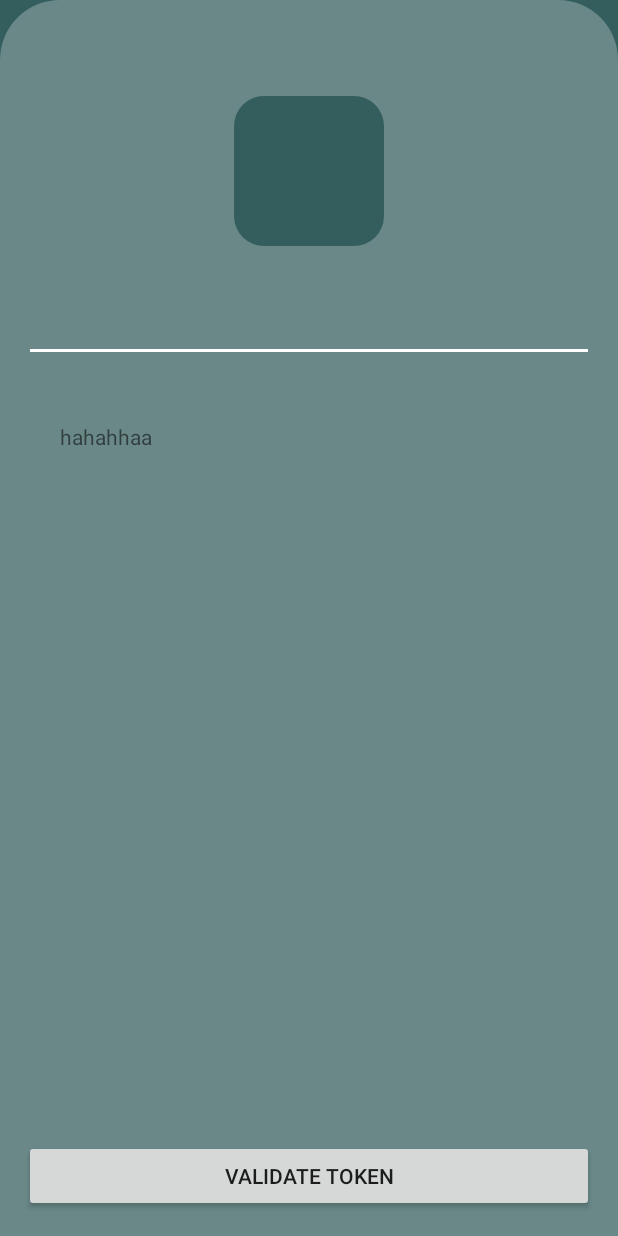
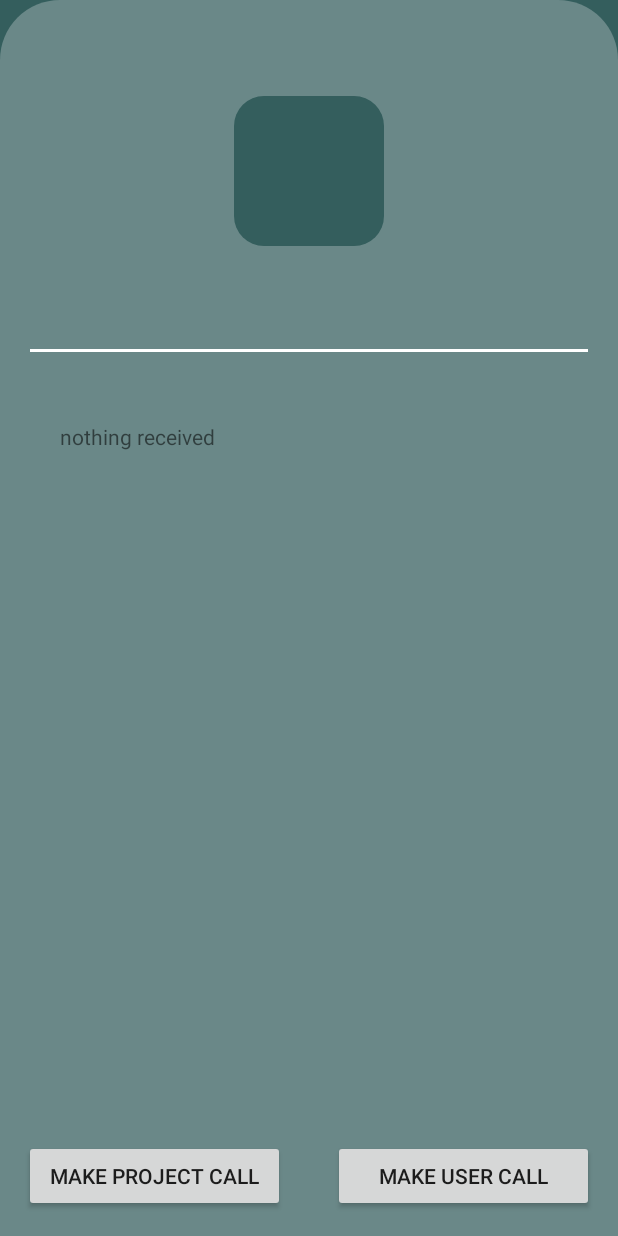
Before and after one commit to SimonJDTU/easyIssue, an Android app: the screen it shows after launch (BaseActivity), on a phone screen of 412 x 824 dp. Run offline under Robolectric (Android 15) with nearby library versions, the phone set to English and light mode, and no system bars; our stand-ins replace data binding.

Commit message:
Setup retrofit client to pull models from Github

```diff
--- a/app/src/main/AndroidManifest.xml
+++ b/app/src/main/AndroidManifest.xml
@@ -1,6 +1,8 @@
 <?xml version="1.0" encoding="utf-8"?>
 <manifest xmlns:android="http://schemas.android.com/apk/res/android"
     package="com.example.easyissue">
+
+  <uses-permission android:name="android.permission.INTERNET" />
 
   <application
       android:allowBackup="true"
--- a/app/src/main/java/com/example/easyissue/LoginScreen.kt
+++ b/app/src/main/java/com/example/easyissue/LoginScreen.kt
@@ -1,19 +1,13 @@
 package com.example.easyissue
 
 import android.os.Bundle
-import android.util.Log
 import androidx.fragment.app.Fragment
 import android.view.LayoutInflater
 import android.view.View
 import android.view.ViewGroup
 import androidx.databinding.DataBindingUtil
 import androidx.lifecycle.ViewModelProvider
-import com.example.easyissue.data.ProjectSearchApi
-import com.example.easyissue.data.ProjectSearchModel
-import com.example.easyissue.data.ProjectWebService
 import com.example.easyissue.databinding.LoginScreenBinding
-import retrofit2.Call
-import retrofit2.Callback
 
 class LoginScreen : Fragment() {
 
@@ -30,31 +24,6 @@ class LoginScreen : Fragment() {
 
         binding.viewModel = viewModel
 
-        Log.d("yeet","yeet")
-
-
-        /**
-        val request = ProjectWebService.retrofitInstance
-        val call = request.getMovies(getString(R.string.api_key))
-
-        call.enqueue(object : Callback<PopularMovies>{
-            override fun onResponse(call: Call<PopularMovies>, response: Response<PopularMovies>) {
-                if (response.isSuccessful){
-                    progress_bar.visibility = View.GONE
-                    recyclerView.apply {
-                        setHasFixedSize(true)
-                        layoutManager = LinearLayoutManager(this@MainActivity)
-                        adapter = MoviesAdapter(response.body()!!.results)
-                    }
-                }
-            }
-            override fun onFailure(call: Call<PopularMovies>, t: Throwable) {
-                Toast.makeText(this@MainActivity, "${t.message}", Toast.LENGTH_SHORT).show()
-            }
-        })
-
-         ??????????????????????????????????
-        **/
         return binding.root
     }
 }
--- a/app/src/main/java/com/example/easyissue/LoginScreenViewModel.kt
+++ b/app/src/main/java/com/example/easyissue/LoginScreenViewModel.kt
@@ -2,8 +2,23 @@ package com.example.easyissue
 
 import androidx.databinding.ObservableField
 import androidx.lifecycle.ViewModel
+import com.example.easyissue.data.*
+import retrofit2.Call
+import retrofit2.Callback
+import retrofit2.Response
 
 class LoginScreenViewModel : ViewModel() {
-    val loginInfo: ObservableField<String> = ObservableField("hahahhaa")
+    var loginInfo: ObservableField<String> = ObservableField("nothing received")
 
+    fun setLoginInfo(msg: String){
+        loginInfo.set(msg)
+    }
+
+    fun getUser(){
+        GithubWebService.getUser()
+    }
+
+    fun getProjects() {
+        GithubWebService.getProjects()
+    }
 }
--- a/app/src/main/res/layout/login_screen.xml
+++ b/app/src/main/res/layout/login_screen.xml
@@ -4,6 +4,7 @@
     xmlns:tools="http://schemas.android.com/tools">
 
     <data>
+
         <variable
             name="viewModel"
             type="com.example.easyissue.LoginScreenViewModel" />
@@ -62,17 +63,35 @@
             app:layout_constraintStart_toStartOf="parent"
             app:layout_constraintTop_toBottomOf="@id/tokenInput" />
 
-        <Button
-            android:id="@+id/validateTokenBtn"
+        <LinearLayout
             android:layout_width="match_parent"
             android:layout_height="wrap_content"
             android:layout_marginStart="@dimen/gutterMargin"
             android:layout_marginEnd="@dimen/gutterMargin"
             android:layout_marginBottom="16dp"
-            android:text="@string/validate_token_btn"
+            android:orientation="horizontal"
             app:layout_constraintBottom_toBottomOf="parent"
             app:layout_constraintEnd_toEndOf="parent"
-            app:layout_constraintStart_toStartOf="parent" />
+            app:layout_constraintStart_toStartOf="parent"
+            android:weightSum="2">
 
+            <Button
+                android:id="@+id/getProjectsBtn"
+                android:layout_width="match_parent"
+                android:layout_height="wrap_content"
+                android:onClick="@{()->viewModel.getProjects()}"
+                android:layout_marginEnd="@dimen/gutterMargin"
+                android:text="make project call"
+                android:layout_weight="1"/>
+
+            <Button
+                android:id="@+id/getUserBtn"
+                android:layout_width="match_parent"
+                android:layout_height="wrap_content"
+                android:onClick="@{()->viewModel.getUser()}"
+                android:text="make user call"
+                android:layout_marginStart="@dimen/gutterMargin"
+                android:layout_weight="1"/>
+        </LinearLayout>
     </androidx.constraintlayout.widget.ConstraintLayout>
 </layout>
```
Also changed, not shown: app/build.gradle (+12 -0 lines), app/src/main/java/com/example/easyissue/data/GithubModels.kt (added, +91 -0 lines), app/src/main/java/com/example/easyissue/data/GithubProjectApi.kt (added, +13 -0 lines), app/src/main/java/com/example/easyissue/data/ProjectSearchApi.kt (deleted, +0 -14 lines), app/src/main/java/com/example/easyissue/data/ProjectSearchModels.kt (deleted, +0 -45 lines), app/src/main/java/com/example/easyissue/data/ProjectWebService.kt (+42 -25 lines), app/src/main/java/com/example/easyissue/data/RetrofitFactory.kt (added, +56 -0 lines).
